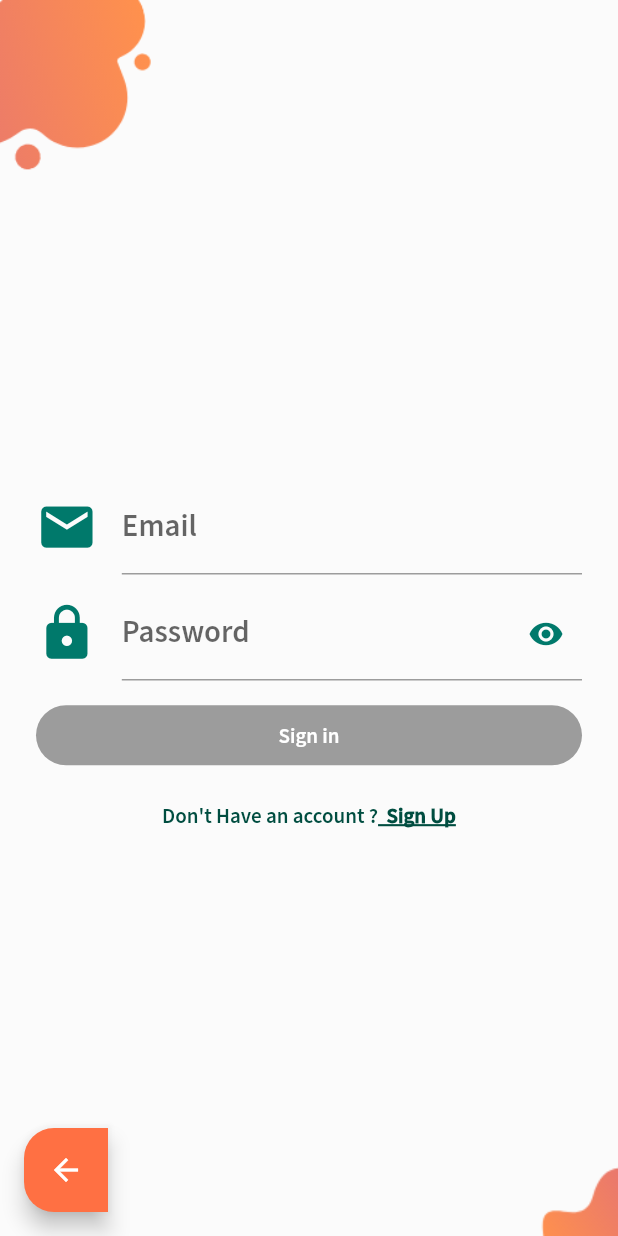
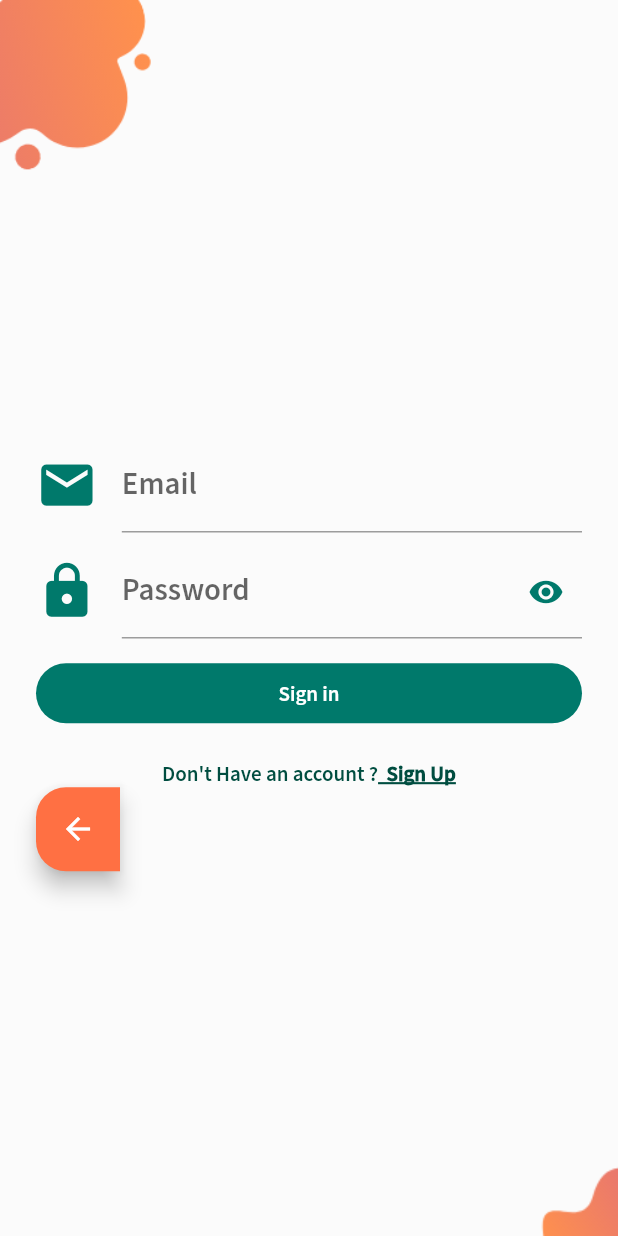
Before and after one commit to demola33/my_time_tracker, a Flutter app: the screen it shows after launch, after a tap on "Sign in with Email", on a phone screen of 412 x 824 dp. Run offline on Flutter 3.47's test engine with Material 2 defaults, Android fonts, the phone set to English and light mode, and no system bars; our stand-ins replace firebase_auth, firebase_core, flutter_svg, google_sign_in; missing offline and left inert: firebase_auth_platform_interface, flutter_facebook_login; accounts and stored records are empty.

Commit message:
This Commit includes using a value notifier to manage the state of the Sign-in page and also disabling all buttons on the sign-in page when signing-in is in progress

```diff
--- a/lib/app/sign_in/components/sign_in_button.dart
+++ b/lib/app/sign_in/components/sign_in_button.dart
@@ -6,7 +6,7 @@ class SignInButton extends CustomRaisedButton {
     @required String text,
     Color color,
     Color textColor,
-    Function onPressed,
+    VoidCallback onPressed,
   })  : assert(text != null),
         super(
           child: Text(
--- a/lib/app/sign_in/components/social_sign_in_button.dart
+++ b/lib/app/sign_in/components/social_sign_in_button.dart
@@ -1,6 +1,5 @@
 import 'package:flutter/material.dart';
 import 'package:flutter_svg/svg.dart';
-import 'package:my_time_tracker/common_widgets/custom_raised_button.dart';
 
 class SocialSignInButton extends StatelessWidget {
   SocialSignInButton({
@@ -14,6 +13,7 @@ class SocialSignInButton extends StatelessWidget {
   @override
   Widget build(BuildContext context) {
     return GestureDetector(
+      behavior: HitTestBehavior.opaque,
       onTap: press,
       child: Container(
         margin: EdgeInsets.symmetric(horizontal: 10.0),
--- a/lib/app/sign_in/email_sign_in/email_sign_in_form_bloc_based.dart
+++ b/lib/app/sign_in/email_sign_in/email_sign_in_form_bloc_based.dart
@@ -2,6 +2,7 @@ import 'package:flutter/material.dart';
 import 'package:my_time_tracker/app/sign_in/email_sign_up/email_sign_up_screen.dart';
 import 'package:my_time_tracker/blocs/email_sign_in/email_sign_in_bloc.dart';
 import 'package:my_time_tracker/blocs/email_sign_in/email_sign_in_model.dart';
+import 'package:my_time_tracker/common_widgets/custom_back_button.dart';
 import 'package:my_time_tracker/common_widgets/form_submit_button.dart';
 import 'package:my_time_tracker/common_widgets/platform_exception_alert_dialog.dart';
 import 'package:my_time_tracker/services/auth.dart';
@@ -73,6 +74,9 @@ class _EmailSignInFormBlocBasedState extends State<EmailSignInFormBlocBased> {
         isMember: false,
         press: _routeToSignUp,
       ),
+      Row(
+        children: [CustomBackButton()],
+      )
     ];
   }
 
--- a/lib/app/sign_in/email_sign_in/email_sign_in_screen.dart
+++ b/lib/app/sign_in/email_sign_in/email_sign_in_screen.dart
@@ -1,14 +1,11 @@
 import 'package:flutter/material.dart';
 import 'package:my_time_tracker/app/sign_in/background.dart';
 import 'package:my_time_tracker/app/sign_in/email_sign_in/email_sign_in_form_bloc_based.dart';
-import 'package:my_time_tracker/common_widgets/custom_back_button.dart';
 
 class EmailSignInPage extends StatelessWidget {
   @override
   Widget build(BuildContext context) {
     return Scaffold(
-      floatingActionButton: CustomBackButton(),
-      floatingActionButtonLocation: FloatingActionButtonLocation.startFloat,
       body: Background(
         child: Padding(
           padding: const EdgeInsets.all(16.0),
--- a/lib/app/sign_in/email_sign_up/email_sign_up_form_bloc_based.dart
+++ b/lib/app/sign_in/email_sign_up/email_sign_up_form_bloc_based.dart
@@ -2,6 +2,7 @@ import 'package:flutter/material.dart';
 import 'package:my_time_tracker/app/sign_in/email_sign_in/email_sign_in_screen.dart';
 import 'package:my_time_tracker/blocs/email_sign_up/email_sign_up_bloc.dart';
 import 'package:my_time_tracker/blocs/email_sign_up/email_sign_up_model.dart';
+import 'package:my_time_tracker/common_widgets/custom_back_button.dart';
 import 'package:my_time_tracker/common_widgets/form_submit_button.dart';
 import 'package:my_time_tracker/services/auth.dart';
 import 'package:provider/provider.dart';
@@ -84,6 +85,10 @@ class _EmailSignUpFormBlocBasedState extends State<EmailSignUpFormBlocBased> {
       AlreadyHaveAnAccountCheck(
         isMember: true,
         press: _routeToSignIn,
+      ),
+      SizedBox(height: size.height * 0.03),
+      Row(
+        children: [CustomBackButton()],
       ),
     ];
   }
--- a/lib/app/sign_in/email_sign_up/email_sign_up_screen.dart
+++ b/lib/app/sign_in/email_sign_up/email_sign_up_screen.dart
@@ -1,14 +1,11 @@
 import 'package:flutter/material.dart';
 import 'package:my_time_tracker/app/sign_in/background.dart';
 import 'email_sign_up_form_bloc_based.dart';
-import 'package:my_time_tracker/common_widgets/custom_back_button.dart';
 
 class EmailSignUpPage extends StatelessWidget {
   @override
   Widget build(BuildContext context) {
     return Scaffold(
-      floatingActionButton: CustomBackButton(),
-      floatingActionButtonLocation: FloatingActionButtonLocation.startFloat,
       body: Background(
         child: Padding(
           padding: const EdgeInsets.all(16.0),
--- a/lib/app/sign_in/sign_in_page.dart
+++ b/lib/app/sign_in/sign_in_page.dart
@@ -1,9 +1,8 @@
 import 'package:flutter/material.dart';
-import 'package:flutter_bloc/flutter_bloc.dart';
 import 'package:flutter_svg/svg.dart';
 import 'package:my_time_tracker/app/sign_in/components/social_sign_in_button.dart';
 import 'package:my_time_tracker/app/sign_in/components/sign_in_button.dart';
-import 'package:my_time_tracker/blocs/sign_in/loading_cubit.dart';
+import 'package:my_time_tracker/blocs/sign_in/sign-in-manager.dart';
 import 'package:my_time_tracker/common_widgets/or_divider.dart';
 import 'package:my_time_tracker/services/auth.dart';
 import 'package:provider/provider.dart';
@@ -13,23 +12,32 @@ import 'package:firebase_auth_platform_interface/firebase_auth_platform_interfac
 import 'package:my_time_tracker/common_widgets/platform_exception_alert_dialog.dart';
 
 class SignInPage extends StatelessWidget {
-  final LoadingCubit bloc;
+  final SignInManager manager;
+  final bool isLoading;
 
-  const SignInPage({Key key, @required this.bloc}) : super(key: key);
+  const SignInPage({Key key, @required this.isLoading, @required this.manager})
+      : super(key: key);
+
   static Widget create(BuildContext context) {
     final auth = Provider.of<AuthBase>(context);
-    return BlocProvider(
-      create: (_) => LoadingCubit(auth: auth),
-      child: Consumer<LoadingCubit>(
-        builder: (context, bloc, _) => SignInPage(
-          bloc: bloc,
+    return ChangeNotifierProvider<ValueNotifier<bool>>(
+      create: (BuildContext context) => ValueNotifier<bool>(false),
+      child: Consumer<ValueNotifier<bool>>(
+        builder: (_, isLoading, __) => Provider(
+          create: (_) => SignInManager(auth: auth, isLoading: isLoading),
+          child: Consumer<SignInManager>(
+            builder: (context, bloc, _) => SignInPage(
+              manager: bloc,
+              isLoading: isLoading.value,
+            ),
+          ),
         ),
       ),
     );
   }
 
-  Widget showSpinner(BuildContext context, LoadingState state) {
-    if (state.isLoading == true) {
+  Widget showSpinner() {
+    if (isLoading == true) {
       return Center(
         child: CircularProgressIndicator(),
       );
@@ -48,7 +56,7 @@ class SignInPage extends StatelessWidget {
 
   Future<void> _signInAnonymously(BuildContext context) async {
     try {
-      await bloc.signInAnonymously();
+      await manager.signInAnonymously();
     } on FirebaseAuthException catch (e) {
       _showSignInError(context, e);
     }
@@ -56,7 +64,7 @@ class SignInPage extends StatelessWidget {
 
   Future<void> _signInWithGoogle(BuildContext context) async {
     try {
-      await bloc.signInWithGoogle();
+      await manager.signInWithGoogle();
     } on FirebaseAuthException catch (e) {
       _showSignInError(context, e);
     }
@@ -64,22 +72,34 @@ class SignInPage extends StatelessWidget {
 
   Future<void> _signInWithFacebook(BuildContext context) async {
     try {
-      await bloc.signInWithFacebook();
+      await manager.signInWithFacebook();
     } on FirebaseAuthException catch (e) {
       _showSignInError(context, e);
     }
   }
 
-  @override
-  Widget build(BuildContext context) {
-    return Scaffold(
-      body: Background(
-        child: _buildContent(context),
+  void _signInWithEmail(BuildContext context) {
+    Navigator.of(context).push(
+      MaterialPageRoute(
+        fullscreenDialog: true,
+        builder: (context) {
+          return EmailSignInPage();
+        },
       ),
     );
   }
 
-  Widget _buildContent(BuildContext context) {
+  @override
+  Widget build(BuildContext context) {
+    final isLoading = Provider.of<ValueNotifier<bool>>(context);
+    return Scaffold(
+      body: Background(
+        child: _buildContent(context, isLoading.value),
+      ),
+    );
+  }
+
+  Widget _buildContent(BuildContext context, bool isLoading) {
     Size size = MediaQuery.of(context).size;
     return Padding(
       padding: EdgeInsets.all(16.0),
@@ -98,11 +118,7 @@ class SignInPage extends StatelessWidget {
             textAlign: TextAlign.center,
           ),
           SizedBox(height: size.height * 0.05),
-          BlocBuilder<LoadingCubit, LoadingState>(
-            builder: (context, state) {
-              return showSpinner(context, state);
-            },
-          ),
+          showSpinner(),
           SizedBox(height: size.height * 0.10),
           SvgPicture.asset(
             'images/screen/center-welcome-icon.svg',
@@ -112,23 +128,14 @@ class SignInPage extends StatelessWidget {
             text: 'Sign in with Email',
             textColor: Colors.white,
             color: Colors.teal,
-            onPressed: () {
-              Navigator.of(context).push(
-                MaterialPageRoute(
-                  fullscreenDialog: true,
-                  builder: (context) {
-                    return EmailSignInPage();
-                  },
-                ),
-              );
-            },
+            onPressed: isLoading ? null : () => _signInWithEmail(context),
           ),
           SizedBox(height: size.height * 0.01),
           SignInButton(
             text: 'Go Anonymously',
             textColor: Colors.black,
             color: Colors.lime[300],
-            onPressed: () => _signInAnonymously(context),
+            onPressed: isLoading ? null : () => _signInAnonymously(context),
           ),
           SizedBox(height: size.height * 0.01),
           OrDivider(),
@@ -138,11 +145,12 @@ class SignInPage extends StatelessWidget {
             children: [
               SocialSignInButton(
                 assetName: 'images/5.svg',
-                press: () => _signInWithGoogle(context),
+                press: () =>
+                    isLoading ? null : () => _signInWithGoogle(context),
               ),
               SocialSignInButton(
                 assetName: 'images/4.svg',
-                press: () => _signInWithFacebook(context),
+                press: () => isLoading ? null : _signInWithFacebook(context),
               ),
             ],
           )
--- a/lib/common_widgets/custom_raised_button.dart
+++ b/lib/common_widgets/custom_raised_button.dart
@@ -27,6 +27,7 @@ class CustomRaisedButton extends StatelessWidget {
             Radius.circular(borderRadius),
           ),
         ),
+        disabledColor: color,
         onPressed: onPressed,
       ),
     );
```
Also changed, not shown: lib/blocs/sign_in/loading_state.dart (deleted, +0 -7 lines), lib/blocs/sign_in/sign-in-manager.dart (renamed from lib/blocs/sign_in/loading_cubit.dart, +6 -11 lines).
